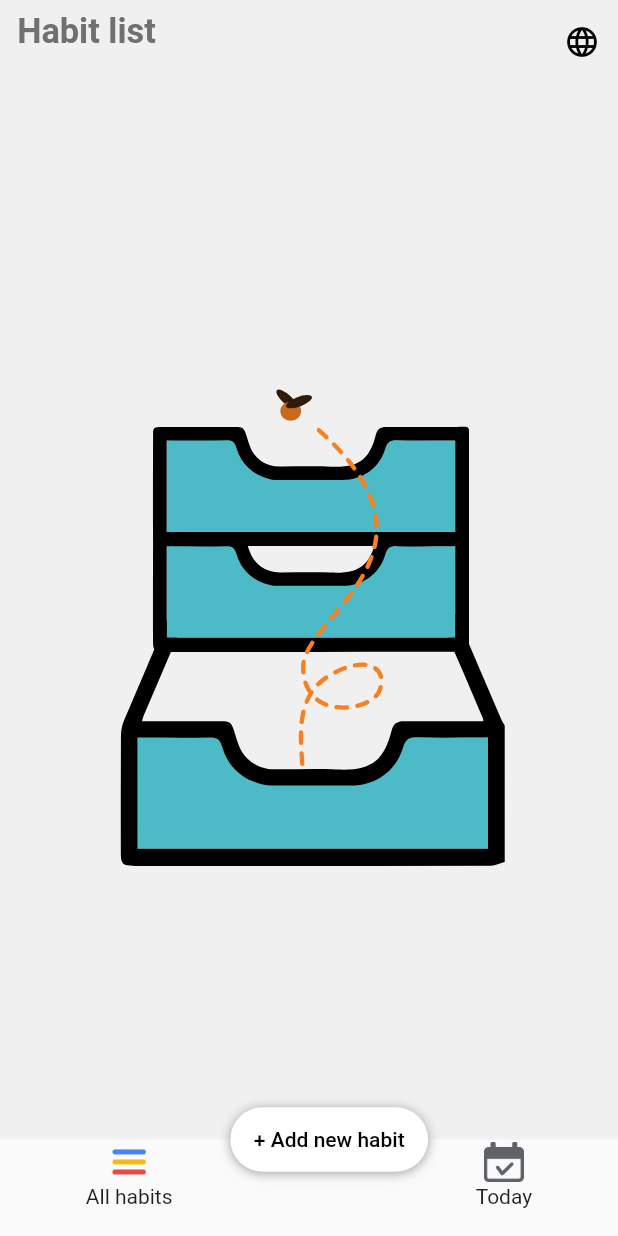
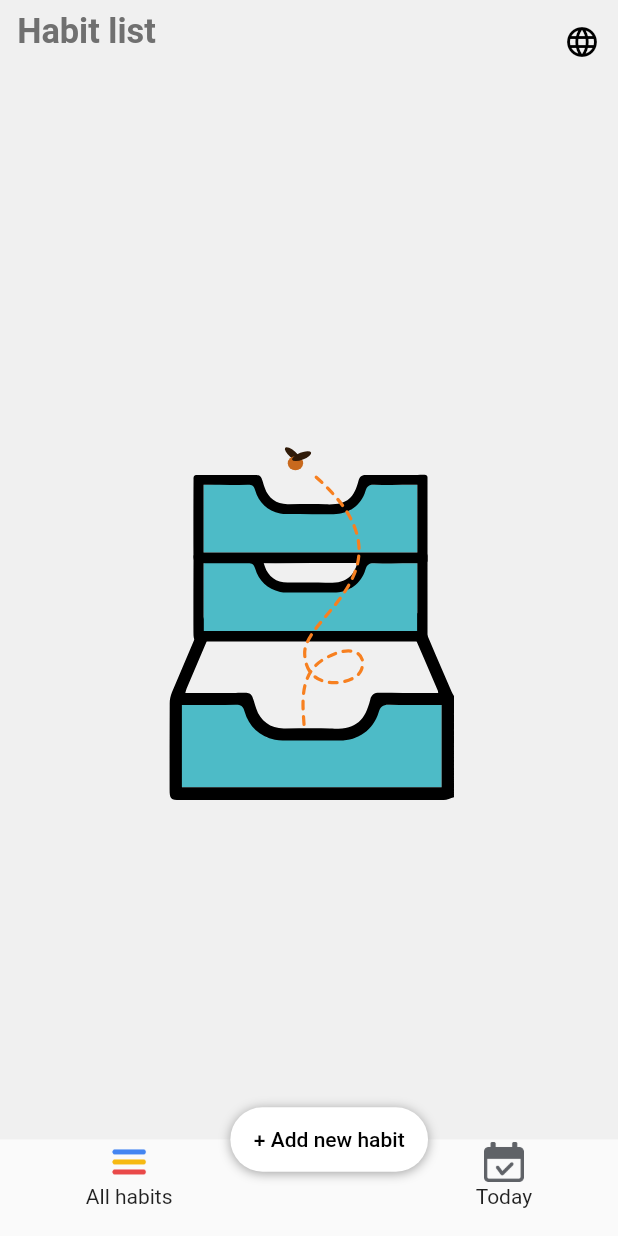
Before and after one commit to yusufmsabeh/Habit_Tracker_Clone, a Flutter app: the screen it shows after launch, on a phone screen of 412 x 824 dp. Run offline on Flutter 3.47's test engine with Material 2 defaults, Android fonts, the phone set to English and light mode, and no system bars; our stand-ins replace easy_localization, flutter_screenutil, fluttertoast, google_fonts, lottie and 3 more; missing offline and left inert: dart:ffi; accounts and stored records are empty.

Commit message:
fix empty todayhabits screen

```diff
--- a/lib/Screens/AllHabits.dart
+++ b/lib/Screens/AllHabits.dart
@@ -21,7 +21,11 @@ class _AllHabitsState extends State<AllHabits> {
   @override
   Widget build(BuildContext context) {
     return Provider.of<DBProvider>(context).allHabits.isEmpty
-        ? Center(child: Lottie.asset('assets/animations/empty.json'))
+        ? Center(
+            child: Container(
+                width: 800.w,
+                height: 800.h,
+                child: Lottie.asset('assets/animations/empty.json')))
         : Container(
             margin: EdgeInsets.symmetric(horizontal: 40.w),
             child: ListView.builder(
--- a/lib/Screens/TodayScreen.dart
+++ b/lib/Screens/TodayScreen.dart
@@ -22,7 +22,7 @@ class _TodayScreenState extends State<TodayScreen> {
     return Stack(
       children: [
         Provider.of<DBProvider>(context).todayHabits.isEmpty
-            ? const EmptyHabitScreen()
+            ? EmptyHabitScreen()
             : ListView.builder(
                 itemCount: Provider.of<DBProvider>(context).todayHabits.length,
                 itemBuilder: (context, index) {
--- a/pubspec.yaml
+++ b/pubspec.yaml
@@ -44,6 +44,7 @@ dependencies:
   google_fonts: ^3.0.1
   lottie: ^1.4.0
   provider: ^6.0.3
+  firebase_auth: ^3.6.2
 
 dev_dependencies:
   flutter_test:
```
Also changed, not shown: pubspec.lock, 1 other file.
